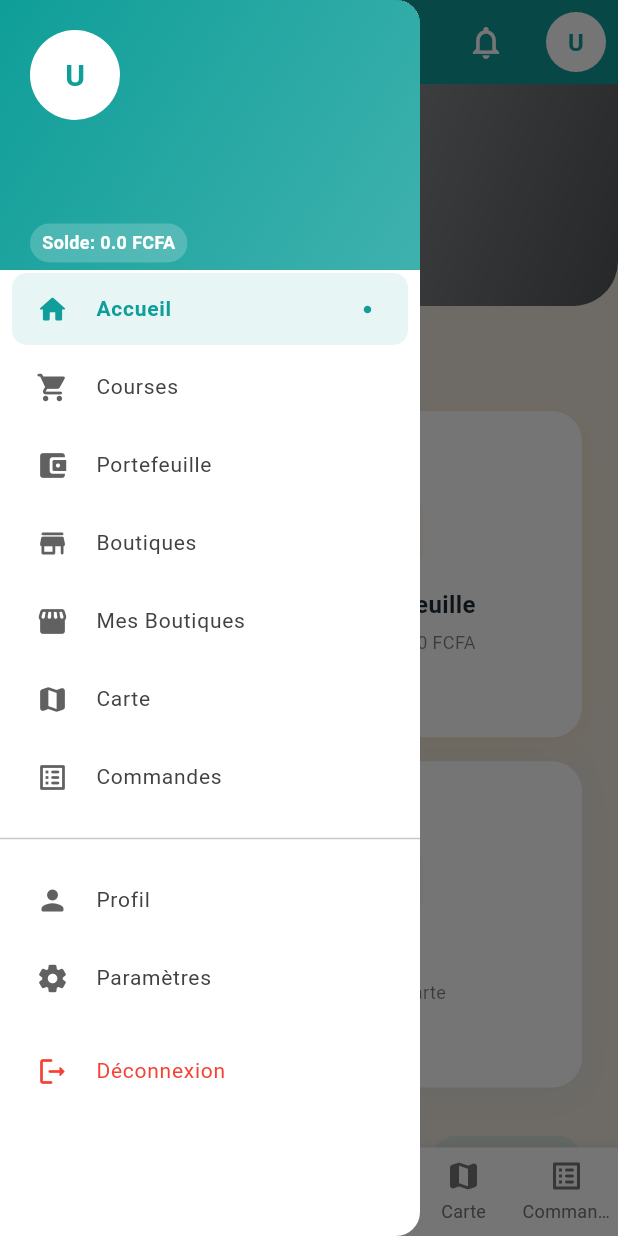
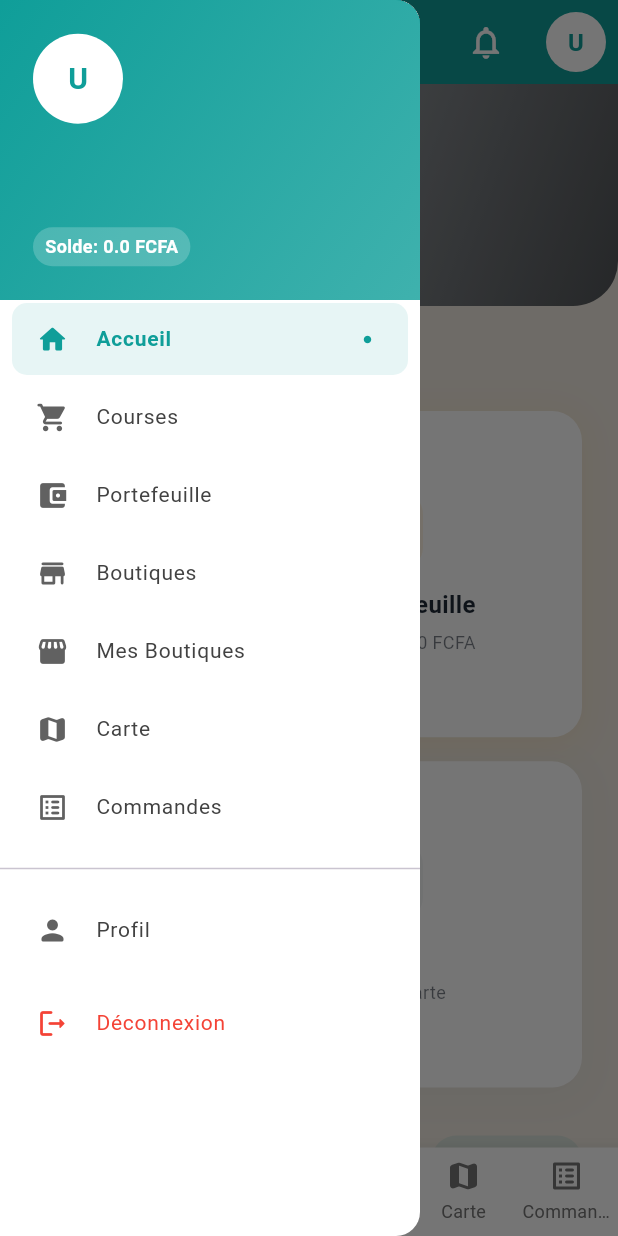
Before and after one commit to evodie-boss/gestion_courses, a Flutter app: the screen it shows once a user with an empty profile is signed in, with the side drawer open, on a phone screen of 412 x 824 dp. Run offline on Flutter 3.47's test engine with Material 3 defaults, Android fonts, the phone set to English and light mode, and no system bars; our stand-ins replace cloud_firestore, firebase_auth, firebase_core, flutter_map, geolocator, image_picker and 1 more; missing offline and left inert: image_picker_web; accounts and stored records are empty.

Commit message:
Correction de la barre latérale dans la page d'accueil

```diff
--- a/lib/screens/home_screen.dart
+++ b/lib/screens/home_screen.dart
@@ -1534,7 +1534,7 @@ class _HomeScreenState extends State<HomeScreen>
         children: [
           // Header du drawer
           Container(
-            height: 180,
+            height: 200,
             decoration: BoxDecoration(
               gradient: LinearGradient(
                 colors: [
@@ -1546,7 +1546,7 @@ class _HomeScreenState extends State<HomeScreen>
               ),
             ),
             child: Padding(
-              padding: const EdgeInsets.all(20),
+              padding: const EdgeInsets.all(22),
               child: Column(
                 mainAxisAlignment: MainAxisAlignment.center,
                 crossAxisAlignment: CrossAxisAlignment.start,
@@ -1698,14 +1698,6 @@ class _HomeScreenState extends State<HomeScreen>
                     builder: (context) => const ProfileScreen(),
                   ),
                 );
-              },
-            ),
-            _drawerItem(
-              icon: Icons.settings_rounded,
-              title: 'Paramètres',
-              onTap: () {
-                Navigator.pop(context);
-                // TODO: Ajouter écran paramètres
               },
             ),
             const SizedBox(height: 10),
```
